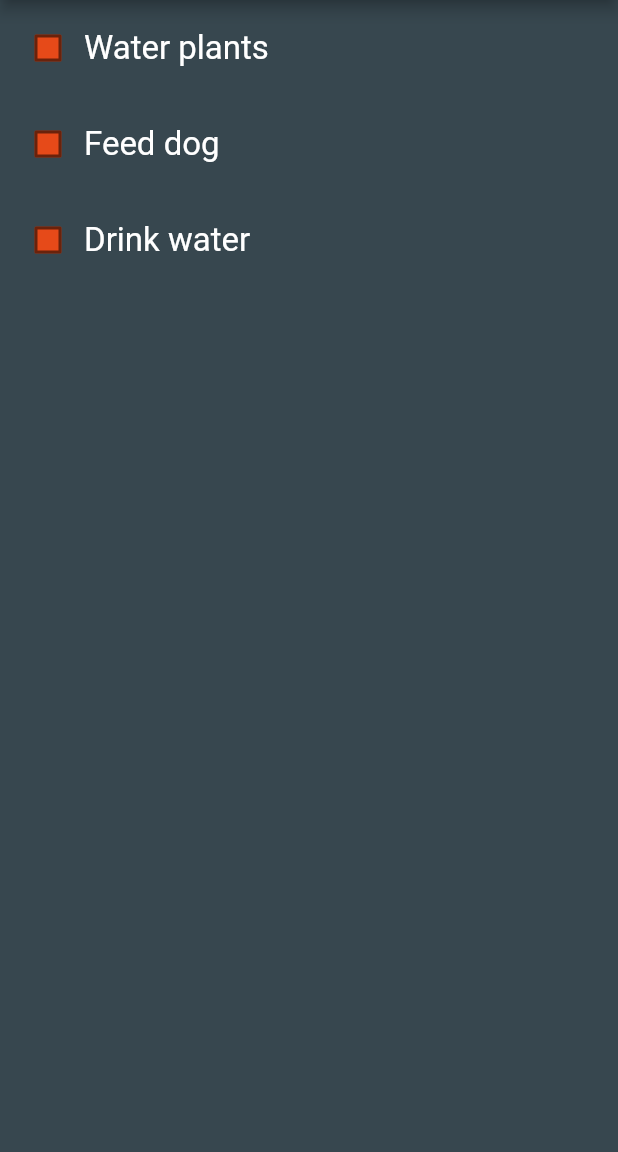
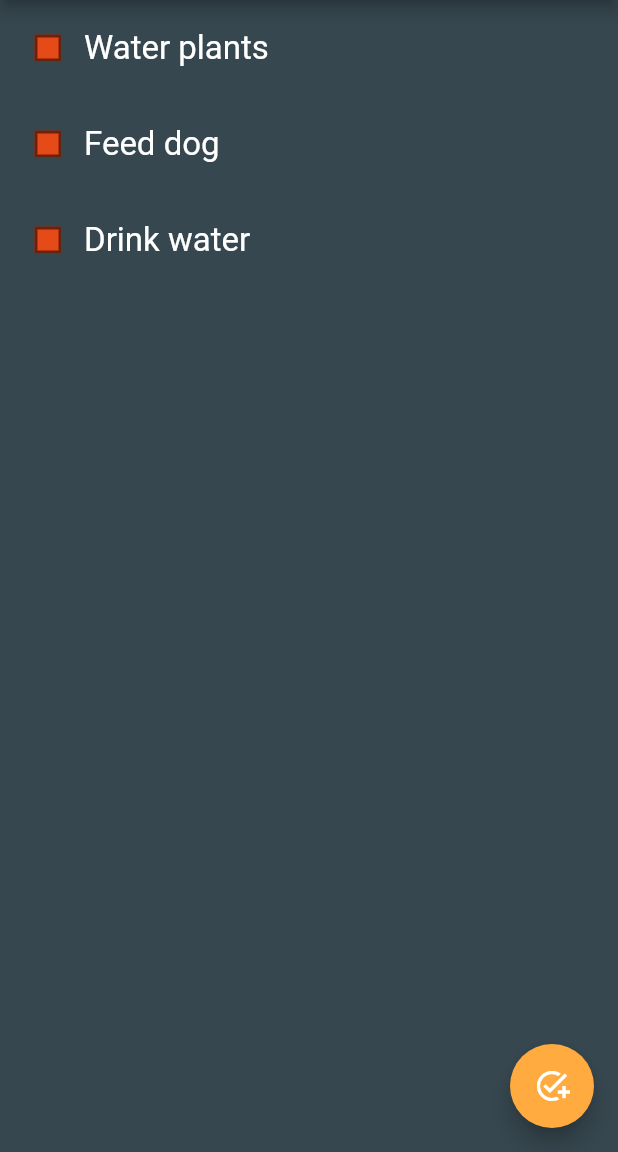
Before and after one commit to dmytrohurskyi/to_do_list, a Flutter app: the screen it shows after launch, on a phone screen of 412 x 824 dp, the part 84-1236 px from its top. Run offline on Flutter 3.47's test engine with Material 2 defaults, Android fonts, the phone set to English and light mode, and no system bars.

Commit message:
Added FloatingActionButton (just ui for now); added the ability to remove tasks on swipe (dismissible) and to undo this action

```diff
--- a/lib/main.dart
+++ b/lib/main.dart
@@ -10,8 +10,12 @@ class ToDoApp extends StatelessWidget {
 
   @override
   Widget build(BuildContext context) {
-    return const MaterialApp(
-      home: HomeScreen(),
+    return MaterialApp(
+      home: const HomeScreen(),
+      theme: ThemeData(
+          textTheme: const TextTheme(
+        button: TextStyle(fontSize: 18),
+      )),
     );
   }
 }
--- a/lib/ui/screens/home_screen.dart
+++ b/lib/ui/screens/home_screen.dart
@@ -1,4 +1,5 @@
 import 'package:flutter/material.dart';
+import 'package:to_do_list/ui/ui_components/fab_add_new_task.dart';
 import 'package:to_do_list/ui/ui_components/home_body.dart';
 
 class HomeScreen extends StatelessWidget {
@@ -13,6 +14,7 @@ class HomeScreen extends StatelessWidget {
         backgroundColor: Colors.deepOrange[700],
       ),
       body: HomeBody(),
+      floatingActionButton: const FabAddNewTask(),
     );
   }
 }
--- /dev/null
+++ b/lib/ui/ui_components/fab_add_new_task.dart
@@ -0,0 +1,14 @@
+import 'package:flutter/material.dart';
+
+class FabAddNewTask extends StatelessWidget {
+  const FabAddNewTask({Key? key}) : super(key: key);
+
+  @override
+  Widget build(BuildContext context) {
+    return FloatingActionButton(
+      onPressed: () {},
+      child: const Icon(Icons.add_task),
+      backgroundColor: Colors.orangeAccent,
+    );
+  }
+}
--- a/lib/ui/ui_components/home_body.dart
+++ b/lib/ui/ui_components/home_body.dart
@@ -9,14 +9,43 @@ class HomeBody extends StatefulWidget {
 }
 
 class _HomeBodyState extends State<HomeBody> {
-  List toDos = ['Water plants', 'Feed dog', 'Drink water'];
+  List toDos = [];
+
+  @override
+  void initState() {
+    super.initState();
+
+    toDos.addAll(['Water plants', 'Feed dog', 'Drink water']);
+  }
 
   @override
   Widget build(BuildContext context) {
     return ListView.builder(
-        itemCount: toDos.length,
-        itemBuilder: (_, index) =>
-          ListItem(textToShow: toDos[index]),
+      itemCount: toDos.length,
+      itemBuilder: (_, index) => Dismissible(
+        key: Key(toDos[index]),
+        child: ListItem(textToShow: toDos[index]),
+        background: Container(color: Colors.redAccent),
+        onDismissed: (_) {
+          setState(() {
+            String deletedTask = toDos[index];
+            toDos.removeAt(index);
+            ScaffoldMessenger.of(context).showSnackBar(SnackBar(
+              content: const Text(
+                'Task was deleted.',
+                style: TextStyle(fontSize: 20),
+              ),
+              action: SnackBarAction(
+                  label: 'UNDO',
+                  onPressed: () {
+                    setState(() {
+                      toDos.add(deletedTask);
+                    });
+                  }),
+            ));
+          });
+        },
+      ),
     );
   }
 }
```
Also changed, not shown: lib/ui/ui_components/list_item.dart (+3 -4 lines).
